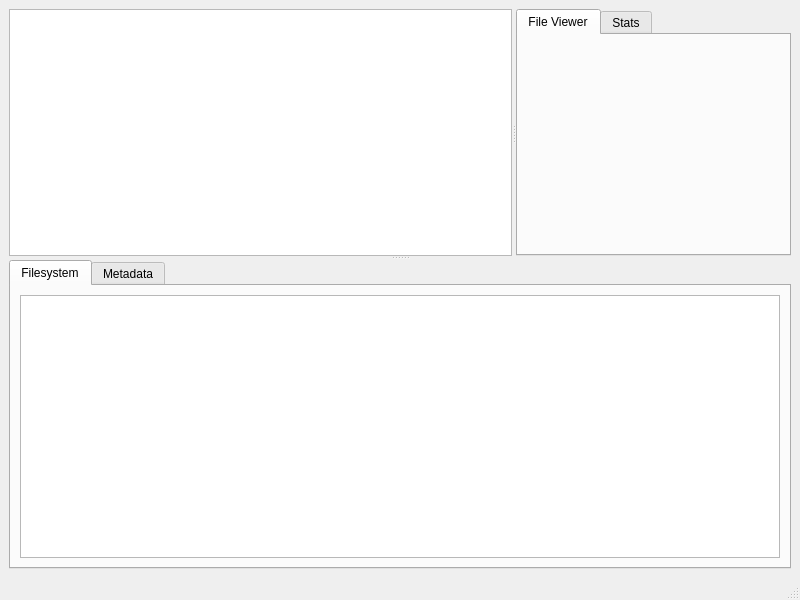
This is src/ui/windows/mainwindow.ui in davidferrei/nomen as Qt 5 draws it before an edit. The edited form follows.
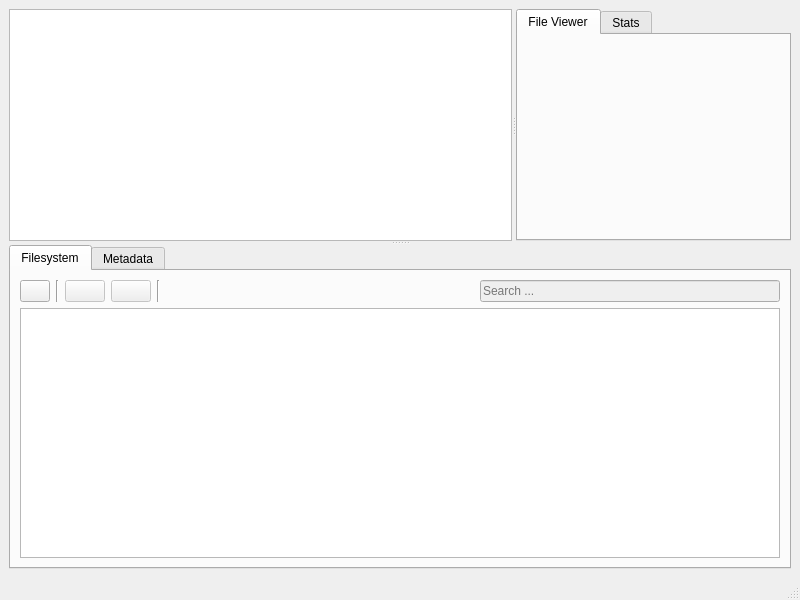
This is the edited form. Icons and pictures are not drawn.

```diff
--- a/src/ui/windows/mainwindow.ui
+++ b/src/ui/windows/mainwindow.ui
@@ -81,14 +81,120 @@
           </attribute>
           <layout class="QGridLayout" name="gridLayout_fs">
            <item row="0" column="0">
-            <widget class="QTableView" name="tableView">
-             <property name="sizePolicy">
-              <sizepolicy hsizetype="Expanding" vsizetype="Expanding">
-               <horstretch>0</horstretch>
-               <verstretch>0</verstretch>
-              </sizepolicy>
-             </property>
-            </widget>
+            <layout class="QVBoxLayout" name="verticalLayout_2">
+             <item>
+              <layout class="QHBoxLayout" name="horizontalLayout">
+               <item>
+                <widget class="QPushButton" name="UpPushButton">
+                 <property name="enabled">
+                  <bool>true</bool>
+                 </property>
+                 <property name="maximumSize">
+                  <size>
+                   <width>30</width>
+                   <height>16777215</height>
+                  </size>
+                 </property>
+                 <property name="text">
+                  <string/>
+                 </property>
+                 <property name="icon">
+                  <iconset theme="QIcon::ThemeIcon::GoUp"/>
+                 </property>
+                </widget>
+               </item>
+               <item>
+                <widget class="Line" name="line">
+                 <property name="orientation">
+                  <enum>Qt::Orientation::Vertical</enum>
+                 </property>
+                </widget>
+               </item>
+               <item>
+                <widget class="QPushButton" name="previousPushButton">
+                 <property name="enabled">
+                  <bool>false</bool>
+                 </property>
+                 <property name="text">
+                  <string/>
+                 </property>
+                 <property name="icon">
+                  <iconset theme="QIcon::ThemeIcon::GoPrevious"/>
+                 </property>
+                </widget>
+               </item>
+               <item>
+                <widget class="QPushButton" name="nextPushButton">
+                 <property name="enabled">
+                  <bool>false</bool>
+                 </property>
+                 <property name="text">
+                  <string/>
+                 </property>
+                 <property name="icon">
+                  <iconset theme="QIcon::ThemeIcon::GoNext"/>
+                 </property>
+                </widget>
+               </item>
+               <item>
+                <widget class="Line" name="line_2">
+                 <property name="orientation">
+                  <enum>Qt::Orientation::Vertical</enum>
+                 </property>
+                </widget>
+               </item>
+               <item>
+                <widget class="QLabel" name="currentNodeLabel">
+                 <property name="text">
+                  <string/>
+                 </property>
+                 <property name="textInteractionFlags">
+                  <set>Qt::TextInteractionFlag::LinksAccessibleByMouse|Qt::TextInteractionFlag::TextSelectableByKeyboard|Qt::TextInteractionFlag::TextSelectableByMouse</set>
+                 </property>
+                </widget>
+               </item>
+               <item>
+                <spacer name="horizontalSpacer">
+                 <property name="orientation">
+                  <enum>Qt::Orientation::Horizontal</enum>
+                 </property>
+                 <property name="sizeHint" stdset="0">
+                  <size>
+                   <width>40</width>
+                   <height>20</height>
+                  </size>
+                 </property>
+                </spacer>
+               </item>
+               <item>
+                <widget class="QLineEdit" name="searchLineEdit">
+                 <property name="enabled">
+                  <bool>false</bool>
+                 </property>
+                 <property name="maximumSize">
+                  <size>
+                   <width>350</width>
+                   <height>16777215</height>
+                  </size>
+                 </property>
+                 <property name="placeholderText">
+                  <string>Search ...</string>
+                 </property>
+                </widget>
+               </item>
+              </layout>
+             </item>
+             <item>
+              <widget class="QTableView" name="tableView">
+               <property name="sizePolicy">
+                <sizepolicy hsizetype="Expanding" vsizetype="Expanding">
+                 <horstretch>0</horstretch>
+                 <verstretch>0</verstretch>
+                </sizepolicy>
+               </property>
+              </widget>
+             </item>
+            </layout>
            </item>
           </layout>
          </widget>
```
